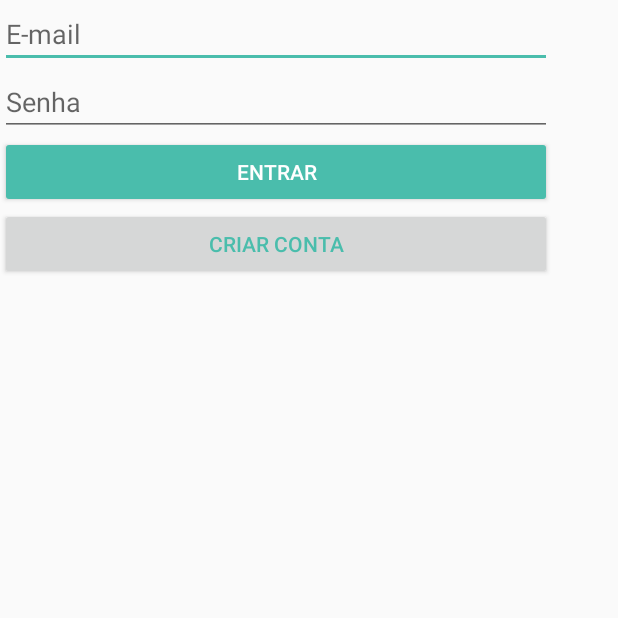
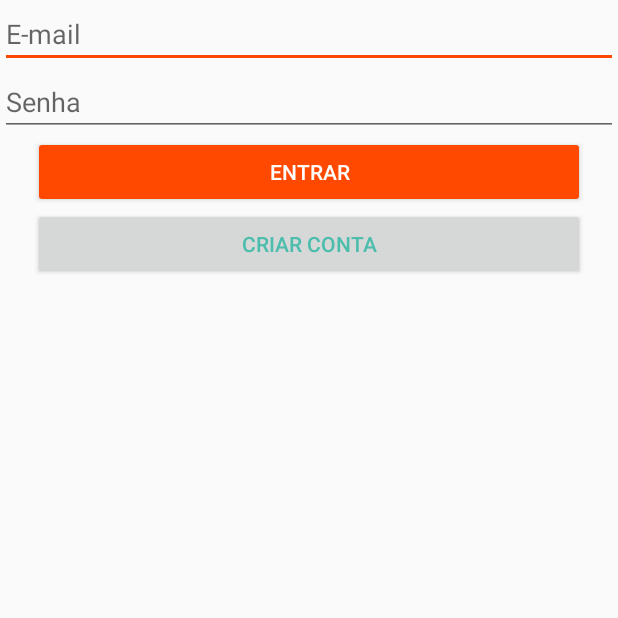
Before and after one commit to ibruno-om/OndeTem, an Android app: the LoginActivity screen opened directly, with no data from a screen before it, on a phone screen of 412 x 824 dp, the top half of it. Run offline under Robolectric (Android 15) with nearby library versions, the phone set to English and light mode, and no system bars; our stand-ins replace Firebase (no records; nobody signed in at launch, a user with empty details on screens opened directly).

```diff
--- a/app/src/main/res/layout/activity_login.xml
+++ b/app/src/main/res/layout/activity_login.xml
@@ -7,23 +7,21 @@
     tools:context="br.ufg.inf.dsdm.ondetem.LoginActivity">
 
     <FrameLayout
-        android:layout_width="368dp"
-        android:layout_height="495dp"
+        android:layout_width="match_parent"
+        android:layout_height="match_parent"
         tools:layout_editor_absoluteY="8dp"
         tools:layout_editor_absoluteX="8dp">
 
         <LinearLayout
             android:id="@+id/linearQuestion"
-            android:layout_width="wrap_content"
-            android:layout_height="wrap_content"
-            android:orientation="vertical"
-            tools:layout_editor_absoluteX="8dp"
-            tools:layout_editor_absoluteY="8dp">
+            android:layout_width="match_parent"
+            android:layout_height="match_parent"
+            android:orientation="vertical">
 
 
             <EditText
                 android:id="@+id/loginEmail"
-                android:layout_width="368dp"
+                android:layout_width="match_parent"
                 android:layout_height="wrap_content"
                 android:ems="10"
                 android:hint="E-mail"
@@ -34,7 +32,7 @@
 
             <EditText
                 android:id="@+id/loginPassword"
-                android:layout_width="368dp"
+                android:layout_width="match_parent"
                 android:layout_height="wrap_content"
                 android:ems="10"
                 android:hint="Senha"
@@ -48,6 +46,7 @@
                 android:layout_width="368dp"
                 android:layout_height="wrap_content"
                 android:text="ENTRAR"
+                android:layout_gravity="center_horizontal"
                 tools:layout_editor_absoluteX="8dp"
                 tools:layout_editor_absoluteY="93dp" />
 
@@ -56,6 +55,7 @@
                 android:layout_width="368dp"
                 android:layout_height="wrap_content"
                 android:text="CRIAR CONTA"
+                android:layout_gravity="center_horizontal"
                 tools:layout_editor_absoluteX="8dp"
                 tools:layout_editor_absoluteY="445dp" />
         </LinearLayout>
--- a/app/src/main/res/values/colors.xml
+++ b/app/src/main/res/values/colors.xml
@@ -2,5 +2,5 @@
 <resources>
     <color name="colorPrimary">#4abdac</color>
     <color name="colorPrimaryDark">#41A697</color>
-    <color name="colorAccent">#4ABDAC</color>
+    <color name="colorAccent">#ff4900</color>
 </resources>
--- a/app/src/main/res/values/styles.xml
+++ b/app/src/main/res/values/styles.xml
@@ -9,4 +9,6 @@
         <item name="android:textColorPrimary">@color/colorPrimary</item>
     </style>
 
+
+
 </resources>
```
Also changed, not shown: app/src/main/java/br/ufg/inf/dsdm/ondetem/QuestionActivity.java (+66 -5 lines), app/src/main/java/br/ufg/inf/dsdm/ondetem/model/Localizacao.java (+28 -1 lines), app/src/main/res/layout/activity_question.xml (+9 -1 lines).
